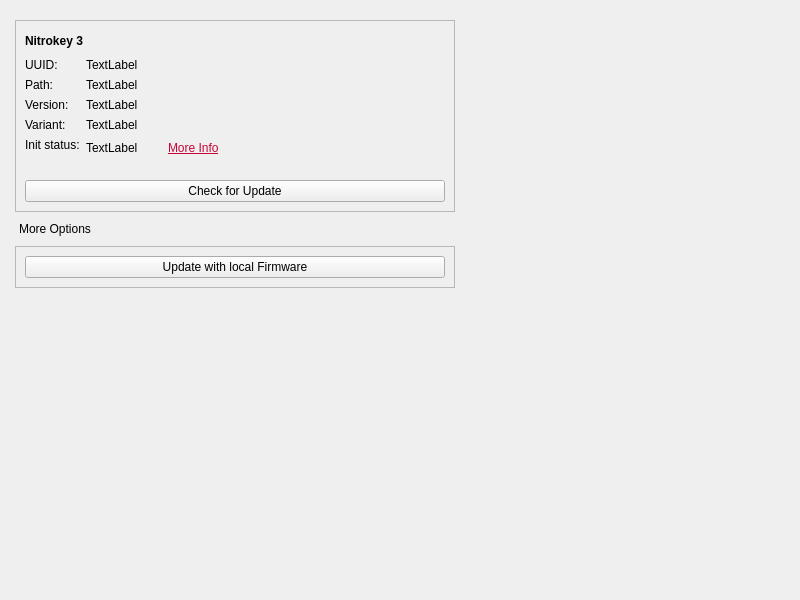
The window that nitrokeyapp/ui/overview_tab.ui (Nitrokey/nitrokey-app2) describes before a commit, drawn with Qt 5.
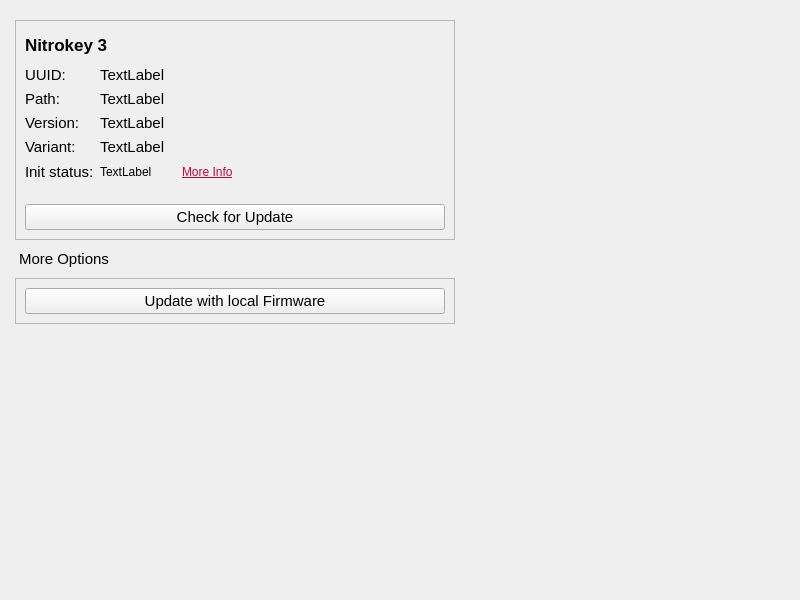
The same window after the commit. Icons and pictures are not drawn.

Commit message: Unify font sizes everywhere - except welcome screen

Patch:
```diff
--- a/nitrokeyapp/ui/overview_tab.ui
+++ b/nitrokeyapp/ui/overview_tab.ui
@@ -51,8 +51,8 @@
        <rect>
         <x>0</x>
         <y>0</y>
-        <width>800</width>
-        <height>600</height>
+        <width>792</width>
+        <height>592</height>
        </rect>
       </property>
       <property name="sizePolicy">
@@ -117,13 +117,13 @@
             </property>
             <property name="minimumSize">
              <size>
-              <width>400</width>
-              <height>22</height>
+              <width>0</width>
+              <height>30</height>
              </size>
             </property>
             <property name="font">
              <font>
-              <weight>75</weight>
+              <pointsize>13</pointsize>
               <bold>true</bold>
              </font>
             </property>
@@ -138,7 +138,7 @@
           <item row="1" column="0">
            <widget class="QLabel" name="___uuid_label">
             <property name="sizePolicy">
-             <sizepolicy hsizetype="Preferred" vsizetype="Fixed">
+             <sizepolicy hsizetype="Preferred" vsizetype="Preferred">
               <horstretch>0</horstretch>
               <verstretch>0</verstretch>
              </sizepolicy>
@@ -146,9 +146,14 @@
             <property name="minimumSize">
              <size>
               <width>0</width>
-              <height>10</height>
+              <height>0</height>
              </size>
             </property>
+            <property name="font">
+             <font>
+              <pointsize>11</pointsize>
+             </font>
+            </property>
             <property name="text">
              <string>UUID:</string>
             </property>
@@ -159,6 +164,11 @@
           </item>
           <item row="1" column="1">
            <widget class="QLabel" name="nk3_uuid">
+            <property name="font">
+             <font>
+              <pointsize>11</pointsize>
+             </font>
+            </property>
             <property name="text">
              <string>TextLabel</string>
             </property>
@@ -170,7 +180,7 @@
           <item row="2" column="0">
            <widget class="QLabel" name="___path_label">
             <property name="sizePolicy">
-             <sizepolicy hsizetype="Preferred" vsizetype="Fixed">
+             <sizepolicy hsizetype="Preferred" vsizetype="Preferred">
               <horstretch>0</horstretch>
               <verstretch>0</verstretch>
              </sizepolicy>
@@ -178,9 +188,14 @@
             <property name="minimumSize">
              <size>
               <width>0</width>
-              <height>10</height>
+              <height>0</height>
              </size>
             </property>
+            <property name="font">
+             <font>
+              <pointsize>11</pointsize>
+             </font>
+            </property>
             <property name="text">
              <string>Path:</string>
             </property>
@@ -191,6 +206,11 @@
           </item>
           <item row="2" column="1">
            <widget class="QLabel" name="nk3_path">
+            <property name="font">
+             <font>
+              <pointsize>11</pointsize>
+             </font>
+            </property>
             <property name="text">
              <string>TextLabel</string>
             </property>
@@ -202,7 +222,7 @@
           <item row="3" column="0">
            <widget class="QLabel" name="___version_label">
             <property name="sizePolicy">
-             <sizepolicy hsizetype="Preferred" vsizetype="Fixed">
+             <sizepolicy hsizetype="Preferred" vsizetype="Preferred">
               <horstretch>0</horstretch>
               <verstretch>0</verstretch>
              </sizepolicy>
@@ -210,9 +230,14 @@
             <property name="minimumSize">
              <size>
               <width>0</width>
-              <height>10</height>
+              <height>0</height>
              </size>
             </property>
+            <property name="font">
+             <font>
+              <pointsize>11</pointsize>
+             </font>
+            </property>
             <property name="text">
              <string>Version:</string>
             </property>
@@ -223,6 +248,11 @@
           </item>
           <item row="3" column="1">
            <widget class="QLabel" name="nk3_version">
+            <property name="font">
+             <font>
+              <pointsize>11</pointsize>
+             </font>
+            </property>
             <property name="text">
              <string>TextLabel</string>
             </property>
@@ -234,7 +264,7 @@
           <item row="4" column="0">
            <widget class="QLabel" name="___variant_label">
             <property name="sizePolicy">
-             <sizepolicy hsizetype="Preferred" vsizetype="Fixed">
+             <sizepolicy hsizetype="Preferred" vsizetype="Preferred">
               <horstretch>0</horstretch>
               <verstretch>0</verstretch>
              </sizepolicy>
@@ -242,9 +272,14 @@
             <property name="minimumSize">
              <size>
               <width>0</width>
-              <height>10</height>
+              <height>0</height>
              </size>
             </property>
+            <property name="font">
+             <font>
+              <pointsize>11</pointsize>
+             </font>
+            </property>
             <property name="text">
              <string>Variant:</string>
             </property>
@@ -255,6 +290,11 @@
           </item>
           <item row="4" column="1">
            <widget class="QLabel" name="nk3_variant">
+            <property name="font">
+             <font>
+              <pointsize>11</pointsize>
+             </font>
+            </property>
             <property name="text">
              <string>TextLabel</string>
             </property>
@@ -266,7 +306,7 @@
           <item row="5" column="0">
            <widget class="QLabel" name="status_label">
             <property name="sizePolicy">
-             <sizepolicy hsizetype="Preferred" vsizetype="Fixed">
+             <sizepolicy hsizetype="Preferred" vsizetype="Preferred">
               <horstretch>0</horstretch>
               <verstretch>0</verstretch>
              </sizepolicy>
@@ -274,9 +314,14 @@
             <property name="minimumSize">
              <size>
               <width>0</width>
-              <height>10</height>
+              <height>0</height>
              </size>
             </property>
+            <property name="font">
+             <font>
+              <pointsize>11</pointsize>
+             </font>
+            </property>
             <property name="text">
              <string>Init status:</string>
             </property>
@@ -382,6 +427,11 @@
            <layout class="QHBoxLayout" name="___button_layout">
             <item>
              <widget class="QPushButton" name="btn_update">
+              <property name="font">
+               <font>
+                <pointsize>11</pointsize>
+               </font>
+              </property>
               <property name="text">
                <string>Check for Update</string>
               </property>
@@ -394,6 +444,11 @@
        </item>
        <item row="1" column="0">
         <widget class="QPushButton" name="btn_more_options">
+         <property name="font">
+          <font>
+           <pointsize>11</pointsize>
+          </font>
+         </property>
          <property name="text">
           <string>More Options</string>
          </property>
@@ -441,6 +496,11 @@
          <layout class="QVBoxLayout" name="verticalLayout_2">
           <item>
            <widget class="QPushButton" name="btn_update_with_file">
+            <property name="font">
+             <font>
+              <pointsize>11</pointsize>
+             </font>
+            </property>
             <property name="text">
              <string>Update with local Firmware</string>
             </property>
```
Left out of the diff: 60 changed lines with no effect on the pictures. The commit also changes 6 other files.
